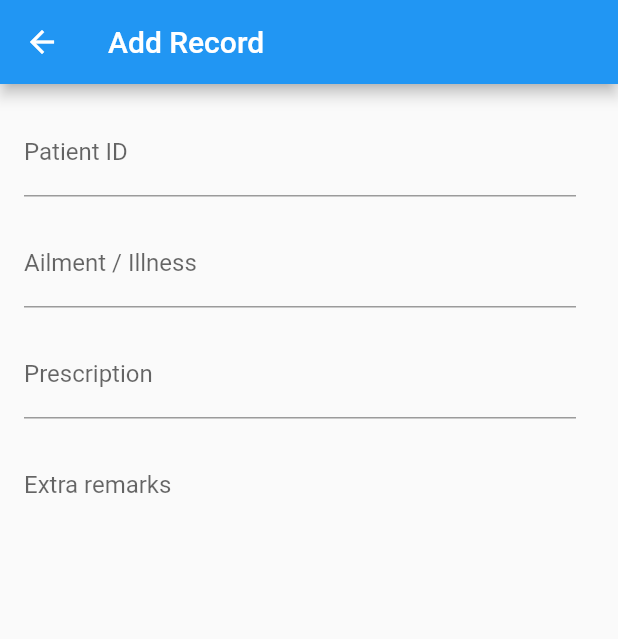
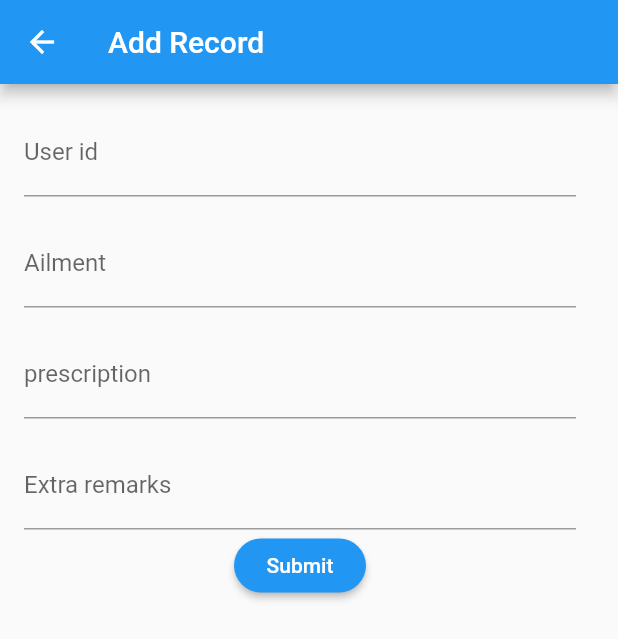
Before and after one commit to yashasuttangi/MedHist, a Flutter app: the AddRecord screen opened directly, on a phone screen of 412 x 824 dp. Shown: the top 639 px of the screen. Run offline on Flutter 3.47's test engine with Material 2 defaults, Android fonts, the phone set to English and light mode, and no system bars; our stand-ins replace cloud_firestore, firebase_auth, firebase_core; accounts and stored records are empty.

Commit message:
add record updated

```diff
--- a/lib/screens/add_record_screen.dart
+++ b/lib/screens/add_record_screen.dart
@@ -1,22 +1,25 @@
 import 'package:Medhist/models/authentication.dart';
+import 'package:Medhist/screens/doctor_home_screen.dart';
 import 'package:flutter/material.dart';
 import 'package:firebase_auth/firebase_auth.dart';
-
+import 'package:firebase_core/firebase_core.dart';
+import 'package:cloud_firestore/cloud_firestore.dart';
+void main() async {
+  WidgetsFlutterBinding.ensureInitialized();
+  await Firebase.initializeApp();
+  runApp(AddRecord());
+}
 class AddRecord extends StatefulWidget {
   @override
   _AddRecordState createState() => _AddRecordState();
 }
 
 class _AddRecordState extends State<AddRecord> {
-  Map<String, String> _patientData = {
-    'id': '',
-    'ailment': '',
-    'prescription': '',
-    'checked': '',
-    'extraremarks': ''
-  };
+  TextEditingController _id=new TextEditingController();
+  TextEditingController _ailment=new TextEditingController();
+  TextEditingController _prescription=new TextEditingController();
+  TextEditingController _extraremarks=new TextEditingController();
 
-  bool _checked;
 
   @override
   Widget build(BuildContext context) {
@@ -26,7 +29,7 @@ class _AddRecordState extends State<AddRecord> {
           backgroundColor: Colors.blue,
         ),
         body: Container(
-            height: 300,
+            height: 600,
             width: 400,
             padding: EdgeInsets.all(16),
             child: Form(
@@ -34,69 +37,65 @@ class _AddRecordState extends State<AddRecord> {
                 child: SingleChildScrollView(
               child: Column(
                 children: <Widget>[
+                  TextFormField(
+                    controller: _id,
+                    decoration:
+                    InputDecoration(
+                        labelText: 'User id',
+                        hintText: 'Enter patients id'
+                    ),
+                  ),
+                  SizedBox(height: 15.0),
                   //Patient ID
                   TextFormField(
-                    decoration: InputDecoration(labelText: 'Patient ID'),
-                    keyboardType: TextInputType.text,
-                    validator: (value) {
-                      if (value.isEmpty) {
-                        return 'Enter patient ID';
-                      }
-                      return null;
-                    },
-                    onSaved: (value) {
-                      _patientData['id'] = value;
-                    },
+                    controller: _ailment,
+                    decoration:
+                    InputDecoration(
+                        labelText: 'Ailment',
+                        hintText: 'Enter ailment'
+                    ),
+                  ),
+                  SizedBox(height: 15.0),
+                  // Prescription
+                  TextFormField(
+                    controller: _prescription,
+                    decoration:
+                    InputDecoration(
+                        labelText: 'prescription',
+                        hintText: 'enter prescription'
+                    ),
                   ),
                   SizedBox(height: 15.0),
                   // Ailment
                   TextFormField(
-                    decoration: InputDecoration(labelText: 'Ailment / Illness'),
-                    keyboardType: TextInputType.text,
-                    validator: (value) {
-                      if (value.isEmpty) {
-                        return 'Enter ailment';
-                      }
-                      return null;
+                    controller: _extraremarks,
+                    decoration:
+                    InputDecoration(
+                        labelText: 'Extra remarks',
+                        hintText: 'enter extra remarks'
+                    ),
+                  ),
+
+                  RaisedButton(
+                    child: Text('Submit'),
+                    onPressed: () {
+
+                      Map <String,dynamic>data= {
+
+                        "id": _id.text,
+                        "ailment": _ailment.text,
+                        "prescription": _prescription.text,
+                        "extraremarks": _extraremarks.text
+                      };
+                      Firestore.instance.collection("add_record").add(data);
+                      Navigator.of(context).pushReplacementNamed(DoctorHomeScreen.routeName);
                     },
-                    onSaved: (value) {
-                      _patientData['ailment'] = value;
-                    },
-                  ),
-                  SizedBox(height: 15.0),
-                  // Prescription
-                  TextFormField(
-                    decoration: InputDecoration(
-                      labelText: 'Prescription',
+                    shape: RoundedRectangleBorder(
+                      borderRadius: BorderRadius.circular(30),
                     ),
-                    // contentPadding: EdgeInsets.all(20.0)),
-                    keyboardType: TextInputType.multiline,
-                    maxLines: null,
-                    validator: (value) {
-                      if (value.isEmpty) {
-                        return 'Enter Prescription';
-                      }
-                      return null;
-                    },
-                    onSaved: (value) {
-                      _patientData['prescription'] = value;
-                    },
-                  ),
-                  SizedBox(height: 15.0),
-                  // Ailment
-                  TextFormField(
-                    decoration: InputDecoration(labelText: 'Extra remarks'),
-                    keyboardType: TextInputType.text,
-                    validator: (value) {
-                      if (value.isEmpty) {
-                        return 'Extra remarks';
-                      }
-                      return null;
-                    },
-                    onSaved: (value) {
-                      _patientData['extraremarks'] = value;
-                    },
-                  ),
+                    color: Colors.blue,
+                    textColor: Colors.white,
+                  )
 
                   // SizedBox(
                   //   height: 100,
@@ -115,17 +114,7 @@ class _AddRecordState extends State<AddRecord> {
                   //   ),
                   // ),
 
-                  Row(children: <Widget>[
-                    //   Checkbox(
-                    //       // value: _checked,
-                    //       onChanged: (bool value) {
-                    //     // print(value);
-                    //     setState(() {
-                    //       _checked = value;
-                    //     });
-                    //   }),
-                    //   Text("Blood Test")
-                  ]),
+
                 ],
               ),
             ))));
--- a/lib/screens/signup_screen.dart
+++ b/lib/screens/signup_screen.dart
@@ -238,7 +238,7 @@ class _SignupScreenState extends State<SignupScreen> {
                         RaisedButton(
                           child: Text('Submit'),
                           onPressed: () {
-                            _submit();
+
                             Map <String,dynamic>data= {
                               "email":_authData['email'],
                               "name": _name.text,
@@ -246,7 +246,8 @@ class _SignupScreenState extends State<SignupScreen> {
                               "hospital name": _hospital.text,
                               "role": _role.text
                             };
-                            Firestore.instance.collection("test").add(data);
+                            Firestore.instance.collection("user_info").add(data);
+                            _submit();
                           },
                           shape: RoundedRectangleBorder(
                             borderRadius: BorderRadius.circular(30),
```
Also changed, not shown: google-services.json (added, +40 -0 lines).
